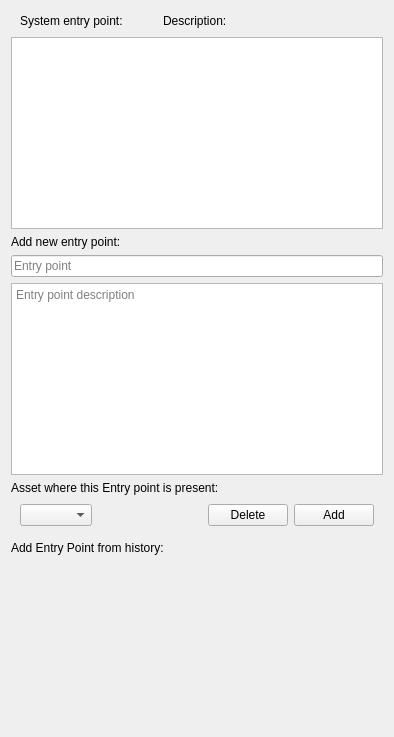
Old version of the form iotpentool/gui/entry_points.ui in the repository sarunasil/iotPenTool.
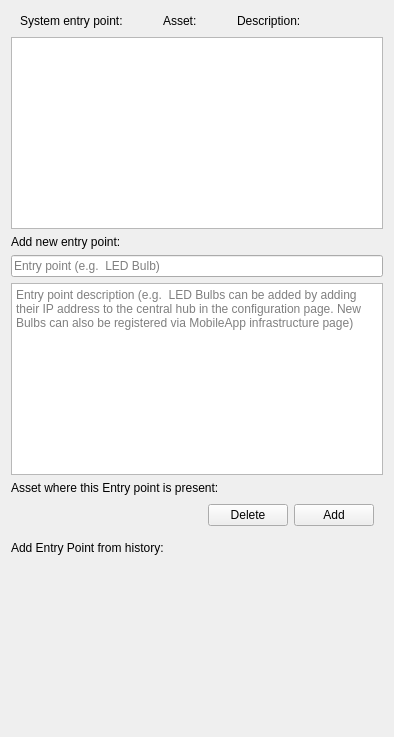
New version of the form.

Commit message: wired EntryPoints gui, updated and simplified other gui tabs, added examples in field placeholders as explanations

What changed in the file:
```diff
--- a/iotpentool/gui/entry_points.ui
+++ b/iotpentool/gui/entry_points.ui
@@ -60,6 +60,29 @@
           </property>
          </spacer>
         </item>
+        <item>
+         <widget class="QLabel" name="label_6">
+          <property name="text">
+           <string>Asset:</string>
+          </property>
+         </widget>
+        </item>
+        <item>
+         <spacer name="horizontalSpacer_4">
+          <property name="orientation">
+           <enum>Qt::Horizontal</enum>
+          </property>
+          <property name="sizeType">
+           <enum>QSizePolicy::Fixed</enum>
+          </property>
+          <property name="sizeHint" stdset="0">
+           <size>
+            <width>40</width>
+            <height>20</height>
+           </size>
+          </property>
+         </spacer>
+        </item>
         <item>
          <widget class="QLabel" name="label">
           <property name="text">
@@ -120,7 +143,7 @@
          <string/>
         </property>
         <property name="placeholderText">
-         <string>Entry point</string>
+         <string>Entry point (e.g.  LED Bulb)</string>
         </property>
        </widget>
       </item>
@@ -140,7 +163,7 @@
 &lt;p style=&quot;-qt-paragraph-type:empty; margin-top:0px; margin-bottom:0px; margin-left:0px; margin-right:0px; -qt-block-indent:0; text-indent:0px;&quot;&gt;&lt;br /&gt;&lt;/p&gt;&lt;/body&gt;&lt;/html&gt;</string>
         </property>
         <property name="placeholderText">
-         <string>Entry point description</string>
+         <string>Entry point description (e.g.  LED Bulbs can be added by adding their IP address to the central hub in the configuration page. New Bulbs can also be registered via MobileApp infrastructure page)</string>
         </property>
        </widget>
       </item>
@@ -175,16 +198,6 @@
             <property name="leftMargin">
              <number>9</number>
             </property>
-            <item>
-             <widget class="QComboBox" name="comboBox">
-              <property name="sizePolicy">
-               <sizepolicy hsizetype="Preferred" vsizetype="Fixed">
-                <horstretch>0</horstretch>
-                <verstretch>0</verstretch>
-               </sizepolicy>
-              </property>
-             </widget>
-            </item>
             <item>
              <spacer name="horizontalSpacer_3">
               <property name="orientation">
```
Left out of the diff: 6 changed lines with no effect on the pictures. The commit also changes 13 other files.
